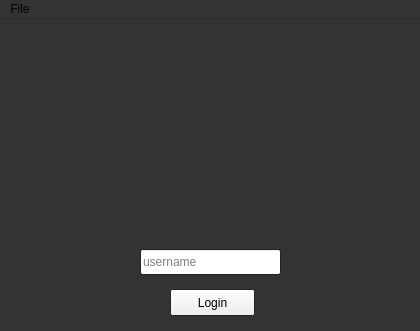
Old version of the form TAEval-Client/loginwindow.ui in the repository wfairclough/TAE.
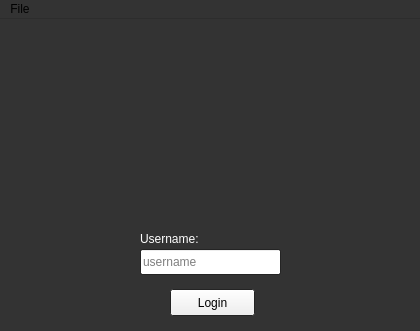
New version of the form.

Commit message: Updated login styling.

The edit to the form file:
```diff
--- a/TAEval-Client/loginwindow.ui
+++ b/TAEval-Client/loginwindow.ui
@@ -126,6 +126,22 @@
      <string>Login</string>
     </property>
    </widget>
+   <widget class="QLabel" name="usernameLabel">
+    <property name="geometry">
+     <rect>
+      <x>140</x>
+      <y>210</y>
+      <width>81</width>
+      <height>20</height>
+     </rect>
+    </property>
+    <property name="styleSheet">
+     <string notr="true">color: white;</string>
+    </property>
+    <property name="text">
+     <string>Username:</string>
+    </property>
+   </widget>
   </widget>
   <widget class="QMenuBar" name="menuBar">
    <property name="geometry">
```
Left out of the diff: 2 changed lines with no effect on the pictures. The commit also changes 2 other files.
